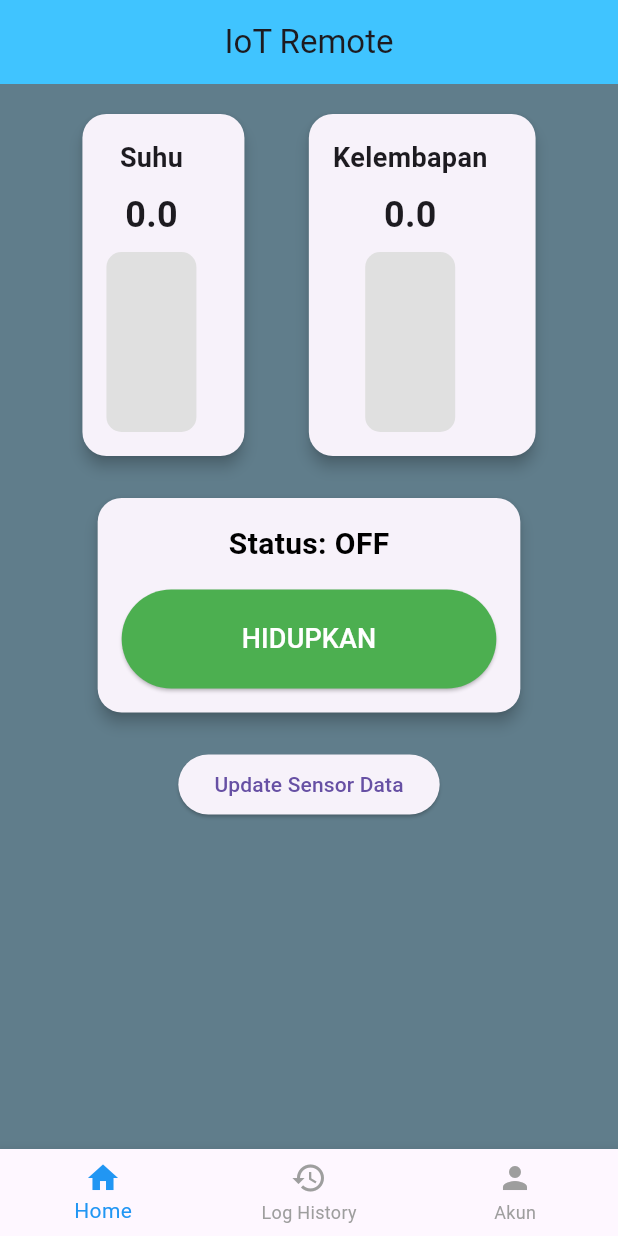
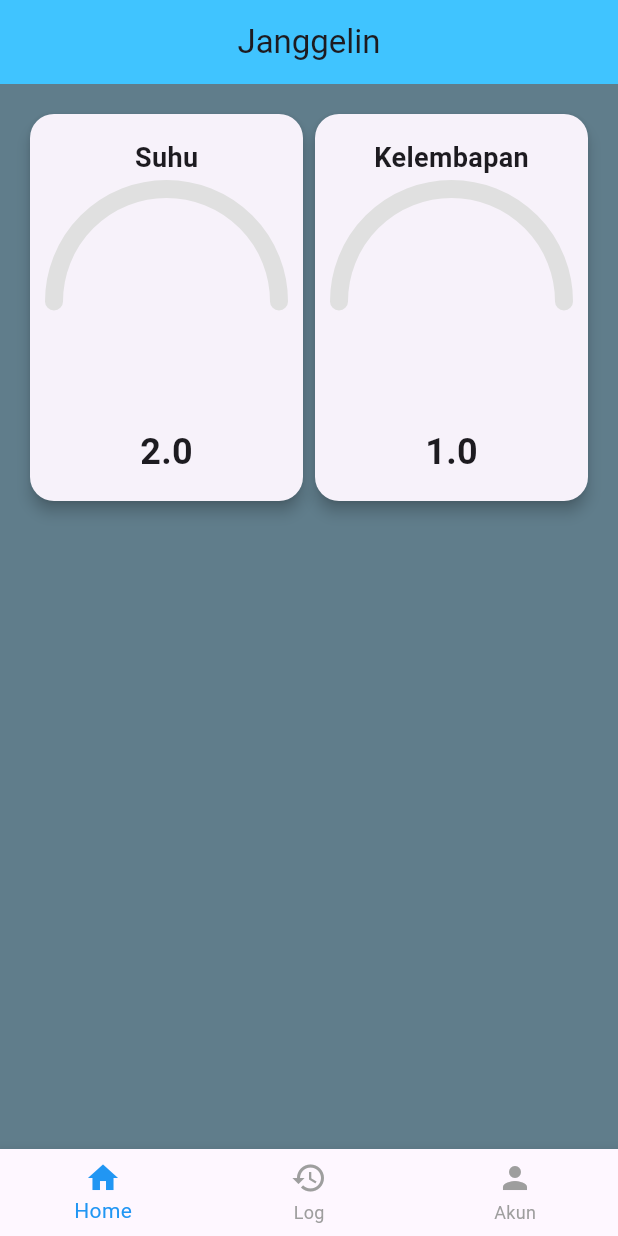
Before and after one commit to pr0ximacentauri/JanggelIn, a Flutter app: the screen it shows after launch, on a phone screen of 412 x 824 dp. Run offline on Flutter 3.47's test engine with Material 3 defaults, Android fonts, the phone set to English and light mode, and no system bars; our stand-ins replace supabase_flutter; accounts and stored records are empty; statements that could not run were skipped.

Commit message:
menambahkan model sesuai erd (blom fix)

```diff
--- a/lib/models/device.dart
+++ /dev/null
@@ -1,27 +0,0 @@
-// entity sementara
-class Device {
-  final String id;
-  bool status;
-  double temperature;
-  double humidity;
-
-  Device({required this.id, this.status = false, this.temperature = 0.0, this.humidity = 0.0});
-
-  Map<String, dynamic> toJson() {
-    return {
-      'id': id,
-      'status': status,
-      'temperature': temperature,
-      'humidity': humidity
-    };
-  }
-
-  factory Device.fromJson(Map<String, dynamic> json) {
-    return Device(
-      id: json['id'],
-      status: json['status'] as bool,
-      temperature: json['temperature'] as double,
-      humidity: json['humidity'] as double,
-    );
-  }
-}
--- a/lib/models/services/supabase_service.dart
+++ b/lib/models/services/supabase_service.dart
@@ -1,7 +1,7 @@
 import 'package:c3_ppl_agro/const.dart';
 import 'package:supabase_flutter/supabase_flutter.dart';
 // import 'package:flutter_dotenv/flutter_dotenv.dart';
-import '../device.dart';
+import '../sensor_data.dart';
 
 class SupabaseService {
   final SupabaseClient _client = SupabaseClient(AppConfig.supabaseUrl, AppConfig.supabaseAnonKey);
@@ -10,10 +10,10 @@ class SupabaseService {
     await _client.from('devices').upsert({'id': deviceId, 'status': status});
   }
 
-  Future<Device?> getDeviceStatus(String deviceId) async {
+  Future<SensorData?> getDeviceStatus(String deviceId) async {
     final response = await _client.from('devices').select().eq('id', deviceId).single();
     if (response != null) {
-      return Device.fromJson(response);
+      return SensorData.fromJson(response);
     }
     return null;
   }
--- a/lib/view_models/device_view_model.dart
+++ /dev/null
@@ -1,20 +0,0 @@
-import 'dart:math';
-import 'package:flutter/material.dart';
-import '../models/device.dart';
-
-class DeviceViewModel extends ChangeNotifier {
-  Device _device = Device(id: "jamur_01");
-
-  Device get device => _device;
-
-  void toggleDevice() {
-    _device.status = !_device.status;
-    notifyListeners();
-  }
-
-  void updateSensorData() {
-    _device.temperature = Random().nextDouble() * 10 + 25; // 25 - 35°C
-    _device.humidity = Random().nextDouble() * 20 + 60; // 60 - 80%
-    notifyListeners();
-  }
-}
--- a/lib/views/screens/home_screen.dart
+++ b/lib/views/screens/home_screen.dart
@@ -1,20 +1,62 @@
 import 'package:flutter/material.dart';
 import 'package:provider/provider.dart';
-import '../../view_models/device_view_model.dart';
+import '../../view_models/control_view_model.dart';
 import '../widgets/sensor_card.dart';
 import '../widgets/power_card.dart';
 
-class HomeScreen extends StatelessWidget {
+class HomeScreen extends StatefulWidget {
   const HomeScreen({super.key});
 
   @override
+  _HomeScreenState createState() => _HomeScreenState();
+}
+
+class _HomeScreenState extends State<HomeScreen> {
+  int _selectedIndex = 0;
+
+  final List<Widget> _pages = [
+    HomeContent(),
+    Center(child: Text("Log History", style: TextStyle(fontSize: 24))),
+    Center(child: Text("Akun", style: TextStyle(fontSize: 24))),
+  ];
+
+  void _onItemTapped(int index) {
+    setState(() {
+      _selectedIndex = index;
+    });
+  }
+
+  @override
   Widget build(BuildContext context) {
-    final deviceVM = Provider.of<DeviceViewModel>(context);
+    return Scaffold(
+      appBar: AppBar(
+        title: Text("Janggelin"),
+        centerTitle: true,
+        backgroundColor: Colors.lightBlueAccent,
+      ),
+      backgroundColor: Colors.blueGrey,
+      body: _pages[_selectedIndex],
+      bottomNavigationBar: BottomNavigationBar(
+        currentIndex: _selectedIndex,
+        onTap: _onItemTapped,
+        selectedItemColor: Colors.blue,
+        unselectedItemColor: Colors.grey,
+        items: [
+          BottomNavigationBarItem(icon: Icon(Icons.home), label: "Home"),
+          BottomNavigationBarItem(icon: Icon(Icons.history), label: "Log"),
+          BottomNavigationBarItem(icon: Icon(Icons.person), label: "Akun"),
+        ],
+      ),
+    );
+  }
+}
 
-    return Scaffold(
-      appBar: AppBar(title: Text("IoT Remote"), centerTitle: true, backgroundColor: Colors.lightBlueAccent,),
-      backgroundColor: Colors.blueGrey,
-      body: SingleChildScrollView(
+class HomeContent extends StatelessWidget {
+  @override
+  Widget build(BuildContext context) {
+    //final deviceVM = Provider.of<DeviceViewModel>(context);
+
+    return SingleChildScrollView(
       padding: EdgeInsets.all(16),
       child: Column(
         children: [
@@ -23,14 +65,14 @@ class HomeScreen extends StatelessWidget {
             children: [
               SensorCard(
                 title: "Suhu",
-                  value: deviceVM.device.temperature,
+                value: 2, //deviceVM.device.temperature,
                 minValue: 25,
                 maxValue: 35,
                 color: Colors.orange,
               ),
               SensorCard(
                 title: "Kelembapan",
-                  value: deviceVM.device.humidity,
+                value: 1,//deviceVM.device.humidity,
                 minValue: 60,
                 maxValue: 80,
                 color: Colors.blue,
@@ -38,34 +80,6 @@ class HomeScreen extends StatelessWidget {
             ],
           ),
           SizedBox(height: 20),
-            PowerCard(
-              isOn: deviceVM.device.status,
-              onToggle: deviceVM.toggleDevice,
-            ),
-            SizedBox(height: 20),
-            ElevatedButton(
-              onPressed: deviceVM.updateSensorData,
-              child: Text("Update Sensor Data"),
-            ),
-          ],
-        ),
-      ),
-      bottomNavigationBar: BottomNavigationBar(
-        selectedItemColor: Colors.blue,
-        unselectedItemColor: Colors.grey,
-        items: [
-          BottomNavigationBarItem(
-            icon: Icon(Icons.home),
-            label: 'Home',
-          ),
-          BottomNavigationBarItem(
-            icon: Icon(Icons.history),
-            label: 'Log History',
-          ),
-          BottomNavigationBarItem(
-            icon: Icon(Icons.person),
-            label: 'Akun',
-          ),
         ],
       ),
     );
--- /dev/null
+++ b/lib/views/widgets/progress_bar.dart
@@ -0,0 +1,69 @@
+import 'package:flutter/material.dart';
+import 'dart:math';
+
+class ArcProgressBar extends StatelessWidget {
+  final double progress; // 0.0 - 1.0
+  final Color color;
+  final double strokeWidth;
+
+  const ArcProgressBar({
+    super.key,
+    required this.progress,
+    required this.color,
+    this.strokeWidth = 10,
+  });
+
+  @override
+  Widget build(BuildContext context) {
+    return CustomPaint(
+      size: const Size(150, 150),
+      painter: ArcPainter(progress, color, strokeWidth),
+    );
+  }
+}
+
+class ArcPainter extends CustomPainter {
+  final double progress;
+  final Color color;
+  final double strokeWidth;
+
+  ArcPainter(this.progress, this.color, this.strokeWidth);
+
+  @override
+  void paint(Canvas canvas, Size size) {
+    final Paint trackPaint = Paint()
+      ..color = Colors.grey.shade300
+      ..style = PaintingStyle.stroke
+      ..strokeWidth = strokeWidth
+      ..strokeCap = StrokeCap.round;
+
+    final Paint progressPaint = Paint()
+      ..color = color
+      ..style = PaintingStyle.stroke
+      ..strokeWidth = strokeWidth
+      ..strokeCap = StrokeCap.round;
+
+    final center = Offset(size.width / 2, size.height / 2);
+    final radius = size.width / 2;
+
+    canvas.drawArc(
+      Rect.fromCircle(center: center, radius: radius),
+      pi,
+      pi,
+      false,
+      trackPaint,
+    );
+
+
+    canvas.drawArc(
+      Rect.fromCircle(center: center, radius: radius),
+      pi,
+      pi * progress,
+      false,
+      progressPaint,
+    );
+  }
+
+  @override
+  bool shouldRepaint(covariant CustomPainter oldDelegate) => true;
+}
--- a/lib/views/widgets/sensor_card.dart
+++ b/lib/views/widgets/sensor_card.dart
@@ -1,4 +1,5 @@
 import 'package:flutter/material.dart';
+import 'progress_bar.dart';
 
 class SensorCard extends StatelessWidget {
   final String title;
@@ -14,7 +15,6 @@ class SensorCard extends StatelessWidget {
     required this.minValue,
     required this.maxValue,
     required this.color,
-
   });
 
   @override
@@ -26,19 +26,7 @@ class SensorCard extends StatelessWidget {
       elevation: 4,
       child: Padding(
         padding: const EdgeInsets.all(16),
-        child: Row(
-          mainAxisAlignment: MainAxisAlignment.spaceEvenly,
-          children: [
-            _buildSensorColumn(title, value, progress, color),
-            const VerticalDivider(thickness: 1, color: Colors.grey),
-          ],
-        ),
-      ),
-    );
-  }
-
-  Widget _buildSensorColumn(String title, double value, double progress, Color color) {
-    return Column(
+        child: Column(
           mainAxisSize: MainAxisSize.min,
           children: [
             Text(
@@ -46,35 +34,15 @@ class SensorCard extends StatelessWidget {
               style: const TextStyle(fontSize: 18, fontWeight: FontWeight.bold),
             ),
             const SizedBox(height: 8),
+            ArcProgressBar(progress: progress, color: color, strokeWidth: 12),
+            const SizedBox(height: 8),
             Text(
               "${value.toStringAsFixed(1)}",
               style: const TextStyle(fontSize: 24, fontWeight: FontWeight.bold),
             ),
-        const SizedBox(height: 8),
-        Container(
-          height: 120,
-          width: 60,
-          decoration: BoxDecoration(
-            color: Colors.grey[300],
-            borderRadius: BorderRadius.circular(10),
-          ),
-          child: Stack(
-            alignment: Alignment.bottomCenter,
-            children: [
-              FractionallySizedBox(
-                heightFactor: progress,
-                child: Container(
-                  width: double.infinity,
-                  decoration: BoxDecoration(
-                    color: color,
-                    borderRadius: BorderRadius.circular(10),
-                  ),
-                ),
-              ),
           ],
         ),
       ),
-      ],
     );
   }
 }
--- a/pubspec.yaml
+++ b/pubspec.yaml
@@ -39,6 +39,7 @@ dependencies:
   supabase_flutter: ^2.8.4
   mqtt_client: ^10.5.1
   provider: ^6.1.4
+  syncfusion_flutter_gauges: ^29.1.37
 
 dev_dependencies:
   flutter_test:
```
Also changed, not shown: lib/main.dart (+4 -90 lines), lib/models/control.dart (added, +23 -0 lines), lib/models/optimal_limit.dart (added, +43 -0 lines), lib/models/sensor_data.dart (added, +30 -0 lines), lib/models/services/mqtt_service.dart (+0 -20 lines), lib/models/user.dart (added, +23 -0 lines), lib/view_models/control_view_model.dart (added, +19 -0 lines), lib/views/screens/account_screen.dart (added, +67 -0 lines), pubspec.lock. Lines whose indentation alone changed are shown as unchanged.
